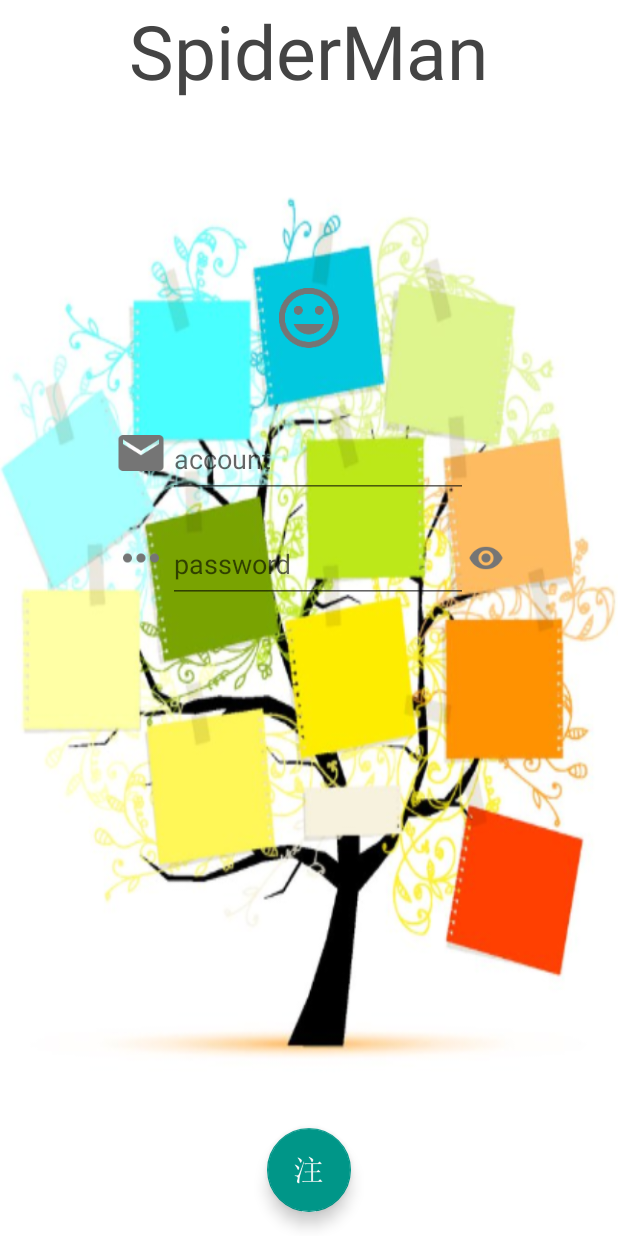
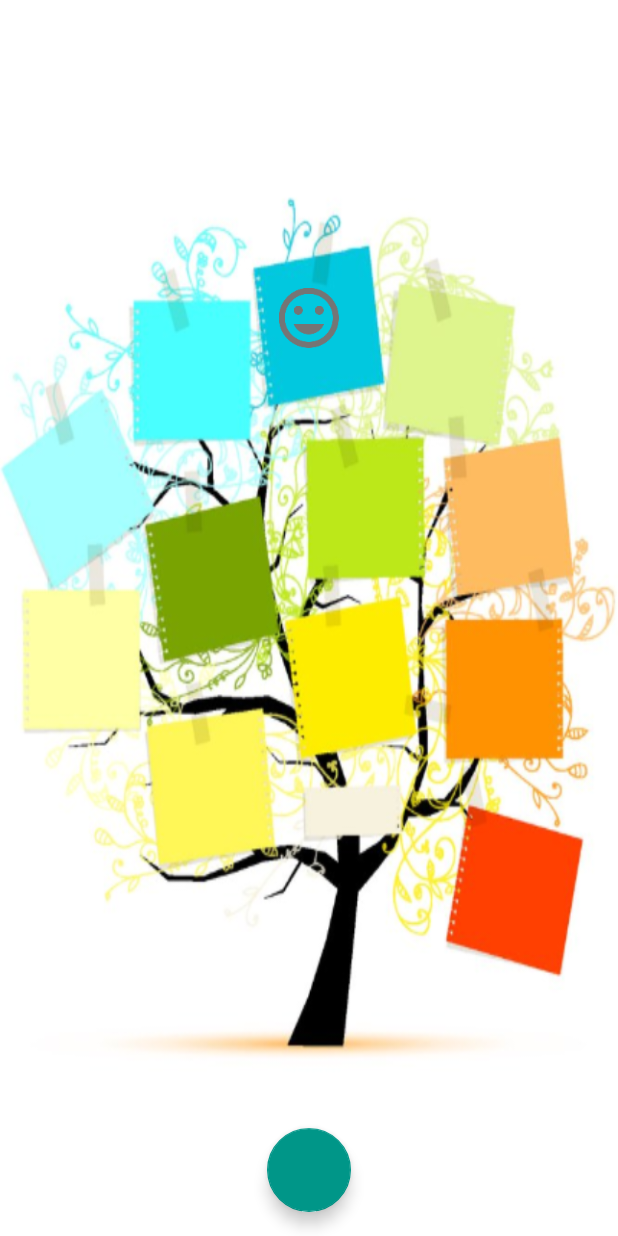
Before and after one commit to SnowFirefly/AccountBook, an Android app: the screen it shows after launch (LoginActivity), on a phone screen of 412 x 824 dp. Run offline under Robolectric (Android 15) with nearby library versions, the phone set to English and light mode, and no system bars; our stand-ins replace ButterKnife, Dagger/Hilt's generated code, Shimmer; libraries missing offline, so code that uses them is left out: com.bugtags.library, com.dd, com.gitonway.lee, com.romainpiel.shimmer, retrofit2.adapter.rxjava and 3 more; plain views replace CircularProgressButton, ShimmerTextView; Roboto replaces fonts that are not available here; 23 statements that could not run were skipped.

Commit message:
modify activity_register & fix some bug

```diff
--- a/app/src/main/AndroidManifest.xml
+++ b/app/src/main/AndroidManifest.xml
@@ -18,12 +18,12 @@
             android:theme="@style/AppTheme.NoActionBar" />
         <activity
             android:name=".mvp.view.LoginActivity"
-            android:theme="@style/AppTheme.NoActionBar">
+            android:theme="@style/AppTheme.FullScreen">
 
         </activity>
         <activity
             android:name=".mvp.view.RegisterActivity"
-            android:theme="@style/AppTheme.NoActionBar" />
+            android:theme="@style/AppTheme.FullScreen" />
         <activity
             android:name=".mvp.view.PasterActivity"
             android:label="@string/title_activity_paster"
--- a/app/src/main/java/com/guangzhou/weiwong/accountbook/mvp/MyApplication.java
+++ b/app/src/main/java/com/guangzhou/weiwong/accountbook/mvp/MyApplication.java
@@ -26,7 +26,7 @@ public class MyApplication extends Application {
     @Override
     public void onCreate() {
         super.onCreate();
-        Bugtags.start("ae096999d2c3b5bdae9befcaa3e4e4fd", this, Bugtags.BTGInvocationEventBubble);
+        Bugtags.start("ae096999d2c3b5bdae9befcaa3e4e4fd", this, Bugtags.BTGInvocationEventShake);
 //        LeakCanary.install(this);
         ActivityManager manager = (ActivityManager)getSystemService(Context.ACTIVITY_SERVICE);
         int heapSize = manager.getMemoryClass();
--- a/app/src/main/java/com/guangzhou/weiwong/accountbook/mvp/view/LoginActivity.java
+++ b/app/src/main/java/com/guangzhou/weiwong/accountbook/mvp/view/LoginActivity.java
@@ -75,30 +75,26 @@ public class LoginActivity extends BaseMvpActivity implements IView{
     protected void onCreate(Bundle savedInstanceState) {
         super.onCreate(savedInstanceState);
         setContentView(R.layout.activity_login);
+        Log.i(TAG, "onCreate: " + "before bind");
         ButterKnife.bind(this);
+        Log.i(TAG, "onCreate: " + "after bind");
 //        DaggerActivityComponent.builder().build().injectActivity(this);
         networkApiService = new NetworkApiService();
         loginPresenter = createPresenter();
         mFab = (FloatingActionButton) findViewById(R.id.fab);
 
-        final Animation animation = AnimationUtils.loadAnimation(this, R.anim.shake);
+//        final Animation animation = AnimationUtils.loadAnimation(this, R.anim.shake);
 //        mFab.startAnimation(animation);
-        animation.setAnimationListener(new Animation.AnimationListener() {
-            @Override
-            public void onAnimationStart(Animation animation) {
-
-            }
-
-            @Override
-            public void onAnimationEnd(Animation animation) {
-//                mFab.startAnimation(animation);
-            }
-
-            @Override
-            public void onAnimationRepeat(Animation animation) {
-
-            }
-        });
+//        animation.setAnimationListener(new Animation.AnimationListener() {
+//            @Override
+//            public void onAnimationStart(Animation animation) {}
+//            @Override
+//            public void onAnimationEnd(Animation animation) {
+////                mFab.startAnimation(animation);
+//            }
+//            @Override
+//            public void onAnimationRepeat(Animation animation) {}
+//        });
 //        animation.setRepeatMode(Animation.REVERSE);
 
         mFab.setOnClickListener(new View.OnClickListener() {
@@ -110,12 +106,13 @@ public class LoginActivity extends BaseMvpActivity implements IView{
 
             }
         });
+        Log.i(TAG, "onCreate: " + "before get ActivityManager");
         ActivityManager manager = (ActivityManager)getSystemService(Context.ACTIVITY_SERVICE);
         int heapSize = manager.getMemoryClass();
         Log.i(TAG, "heapSize: " + heapSize + "MB");
 
-        mShimmer = new Shimmer();
-        mShimmer.start(mShimmerTv);
+//        mShimmer = new Shimmer();
+//        mShimmer.start(mShimmerTv);
         /*mShimmer.setRepeatCount(0)
                 .setDuration(500)
                 .setStartDelay(300)
@@ -123,18 +120,18 @@ public class LoginActivity extends BaseMvpActivity implements IView{
                 .setAnimatorListener(new Animator.AnimatorListener() {
                 });*/
 
-        BitmapFactory.Options options = new BitmapFactory.Options();
-        options.inSampleSize = 2;
-        Bitmap bitmap = BitmapFactory.decodeResource(getResources(), R.drawable.bg_login);
-        Bitmap newBitmap = BlurUtil.fastblur(this, bitmap, 12);
-        RelativeLayout mRlLoginRoot = (RelativeLayout) findViewById(R.id.rl_login_root);
-        mRlLoginRoot.setBackground(new BitmapDrawable(newBitmap));
-//        CoordinatorLayout mCoordinatorLayout = (CoordinatorLayout) findViewById(R.id.rl_login_root);
-//        mCoordinatorLayout.setBackground(new BitmapDrawable(newBitmap));
+
+//        mFab.setImageDrawable(getResources().getDrawable(R.drawable.ic_fab_register));
+        Log.i(TAG, "onCreate: " + "end");
+    }
+
+    @Override
+    protected void onStart() {
+        super.onStart();
+        Log.i(TAG, "onStart: " + "before show and animate");
         showProgressBtn();
         animate();
-
-        mFab.setImageDrawable(getResources().getDrawable(R.drawable.ic_fab_register));
+        Log.i(TAG, "onStart: " + "after show and animate");
     }
 
     @Override
@@ -311,6 +308,13 @@ public class LoginActivity extends BaseMvpActivity implements IView{
     @Bind(R.id.iv_smile) ImageView mIvSmile;
     @Bind(R.id.btn_register) Button mBtnRegister;
     private void animate(){
+        BitmapFactory.Options options = new BitmapFactory.Options();
+        options.inSampleSize = 2;
+        Bitmap bitmap = BitmapFactory.decodeResource(getResources(), R.drawable.bg_login);
+        Bitmap newBitmap = BlurUtil.fastblur(this, bitmap, 12);
+        RelativeLayout mRlLoginRoot = (RelativeLayout) findViewById(R.id.rl_login_root);
+        mRlLoginRoot.setBackground(new BitmapDrawable(newBitmap));
+
         ViewCompat.animate(mIvSmile)
                 .translationY(-300)
                 .setStartDelay(STARTUP_DELAY)
@@ -344,6 +348,7 @@ public class LoginActivity extends BaseMvpActivity implements IView{
                     @Override
                     public void onAnimationEnd(Animation animation) {
                         mBtnRegister.setVisibility(View.INVISIBLE);
+                        mFab.setImageDrawable(getResources().getDrawable(R.drawable.ic_fab_register));
                     }
                     @Override
                     public void onAnimationRepeat(Animation animation) {}
--- a/app/src/main/java/com/guangzhou/weiwong/accountbook/mvp/view/SettleActivity.java
+++ b/app/src/main/java/com/guangzhou/weiwong/accountbook/mvp/view/SettleActivity.java
@@ -165,10 +165,16 @@ public class SettleActivity extends BaseMvpActivity implements SwipeRecyclerView
             }
         });
         valueAnimator.start();
+//        ViewCompat.animate(mToolbar)
+//                .alpha(0)
+//                .setDuration(500)
+//                .setInterpolator(new DecelerateInterpolator())
+//                .start();
         valueAnimator.addListener(new AnimatorListenerAdapter() {
             @Override
             public void onAnimationEnd(Animator animation) {
                 super.onAnimationEnd(animation);
+                mToolbar.setBackgroundColor(getResources().getColor(R.color.colorPrimary));
                 mSettleAdapter.setItems(SettleItem.getFakeItemsFirst());
                 ViewCompat.animate(mFab).setStartDelay(500)
                         .setDuration(500).scaleX(1).scaleY(1).start();
--- a/app/src/main/java/com/guangzhou/weiwong/accountbook/mvp/view/SplashActivity.java
+++ b/app/src/main/java/com/guangzhou/weiwong/accountbook/mvp/view/SplashActivity.java
@@ -5,6 +5,7 @@ import android.os.Handler;
 import android.os.Looper;
 import android.support.v7.app.AppCompatActivity;
 import android.os.Bundle;
+import android.util.Log;
 
 import com.guangzhou.weiwong.accountbook.R;
 import com.romainpiel.shimmer.Shimmer;
@@ -23,10 +24,11 @@ public class SplashActivity extends AppCompatActivity {
             @Override
             public void run() {
                 shimmer.cancel();
+//                overridePendingTransition(R.anim.slide_right_in, R.anim.slide_right_out);
+                startActivity(new Intent(SplashActivity.this, LoginActivity.class));
+                overridePendingTransition(R.anim.slide_left_in, R.anim.slide_left_out);
                 finish();
-//                overridePendingTransition(R.anim.slide_right_in, R.anim.slide_right_out);
-                overridePendingTransition(R.anim.slide_left_in, R.anim.slide_left_out);
-                startActivity(new Intent(SplashActivity.this, LoginActivity.class));
+                Log.i("SplashActivity", "startActivity");
             }
         }, 2000);
     }
--- a/app/src/main/java/com/guangzhou/weiwong/accountbook/ui/PasterView.java
+++ b/app/src/main/java/com/guangzhou/weiwong/accountbook/ui/PasterView.java
@@ -58,9 +58,12 @@ public class PasterView extends TextView{
         mPadR = mWidth / 4;
         Log.d(TAG, "mHeight = " + mHeight + ", mWidth = " + mWidth + ", mPadT = " + mPadT + ", mPadL = " + mPadL);
         Log.d(TAG, "hashCode: " + hashCode());
+        String[] texts = content.split("\n");
         if (sNeedDraw) {
             init();
-            canvas.drawText(content, mPadL, mPadT, mPaint);
+            for (int i=0; i<texts.length; i++) {
+                canvas.drawText(texts[i], mPadL, mPadT + i*50, mPaint);
+            }
         } else {
             sNeedDraw = true;
         }
--- a/app/src/main/res/layout/activity_login.xml
+++ b/app/src/main/res/layout/activity_login.xml
@@ -19,6 +19,7 @@
         android:text="SpiderMan"
         android:textColor="#444"
         android:textSize="50sp"
+        android:visibility="gone"
         app:reflectionColor="#f00"/>
 
     <LinearLayout
@@ -39,6 +40,7 @@
             android:layout_height="60dp"
             android:gravity="center_vertical"
             android:orientation="horizontal"
+            android:alpha="0"
             android:focusable="true"
             android:focusableInTouchMode="true">
 
@@ -46,10 +48,7 @@
                 android:layout_width="wrap_content"
                 android:layout_height="wrap_content"
                 android:src="@drawable/ic_email_grey600_36dp"
-                android:gravity="center"
-                android:textStyle="italic"
-                android:textColor="@android:color/black"
-                android:textSize="18sp"/>
+                />
             <android.support.design.widget.TextInputLayout
                 android:layout_width="wrap_content"
                 android:layout_height="match_parent" >
@@ -57,7 +56,7 @@
                 android:id="@+id/et_user"
                 android:layout_width="200dp"
                 android:layout_height="match_parent"
-                android:hint="account"/>
+                android:hint="邮箱"/>
             </android.support.design.widget.TextInputLayout>
         </LinearLayout>
 
@@ -67,6 +66,7 @@
             android:layout_marginTop="10dp"
             android:gravity="center_vertical"
             android:orientation="horizontal"
+            android:alpha="0"
             android:focusable="true"
             android:focusableInTouchMode="true">
 
@@ -85,7 +85,7 @@
                 android:id="@+id/et_pw"
                 android:layout_width="200dp"
                 android:layout_height="match_parent"
-                android:hint="password"
+                android:hint="密码"
                 android:inputType="textPassword"/>
             </android.support.design.widget.TextInputLayout>
             <ImageView
@@ -102,9 +102,11 @@
             android:scaleX="0"
             android:scaleY="0"
             android:layout_gravity="center_horizontal"
+            android:textSize="20sp"
+            android:textColor="@android:color/white"
             app:cpb_textComplete="Complete"
             app:cpb_textError="Error"
-            app:cpb_textIdle="Upload"
+            app:cpb_textIdle="登录"
             app:cpb_selectorIdle="@drawable/idle_state_selector"
             app:cpb_selectorComplete="@drawable/complete_state_selector"
             app:cpb_selectorError="@drawable/error_state_selector"
@@ -128,13 +130,13 @@
             android:layout_height="48dp"
             android:layout_marginTop="20dp"
             android:layout_gravity="center_horizontal"
-            android:background="@android:color/holo_blue_dark"
+            android:background="@color/colorAccent"
 
             android:scaleX="0"
             android:scaleY="0"
             android:text="注册"
             android:textSize="20sp"
-            android:textColor="@android:color/holo_green_dark"/>
+            android:textColor="@android:color/white"/>
 
     </LinearLayout>
 
@@ -151,7 +153,7 @@
         android:layout_height="wrap_content"
         android:layout_gravity="bottom|end"
         android:layout_margin="@dimen/fab_margin"
-        android:src="@android:drawable/ic_dialog_email"
+        android:src="@android:color/transparent"
         android:layout_centerInParent="true"
         android:layout_alignParentBottom="true"
         android:transitionName="@string/other_transition_name"
--- a/app/src/main/res/layout/activity_settle.xml
+++ b/app/src/main/res/layout/activity_settle.xml
@@ -24,7 +24,7 @@
                 android:id="@+id/toolbar"
                 android:layout_width="match_parent"
                 android:layout_height="156dp"
-                android:background="?attr/colorPrimary"
+                android:background="@drawable/bg002"
                 android:elevation="4dp"
                 app:popupTheme="@style/AppTheme.PopupOverlay"
                 tools:targetApi="21">
```
Also changed, not shown: app/src/main/java/com/guangzhou/weiwong/accountbook/mvp/MainActivity.java (+10 -9 lines), app/src/main/java/com/guangzhou/weiwong/accountbook/mvp/view/PasterActivity.java (+11 -0 lines), app/src/main/java/com/guangzhou/weiwong/accountbook/mvp/view/RegisterActivity.java (+40 -3 lines), app/src/main/res/layout/activity_paster.xml (+16 -0 lines), app/src/main/res/layout/activity_register.xml (+65 -42 lines), app/src/main/res/layout/content_paster.xml (+2 -6 lines), 149 other files.
